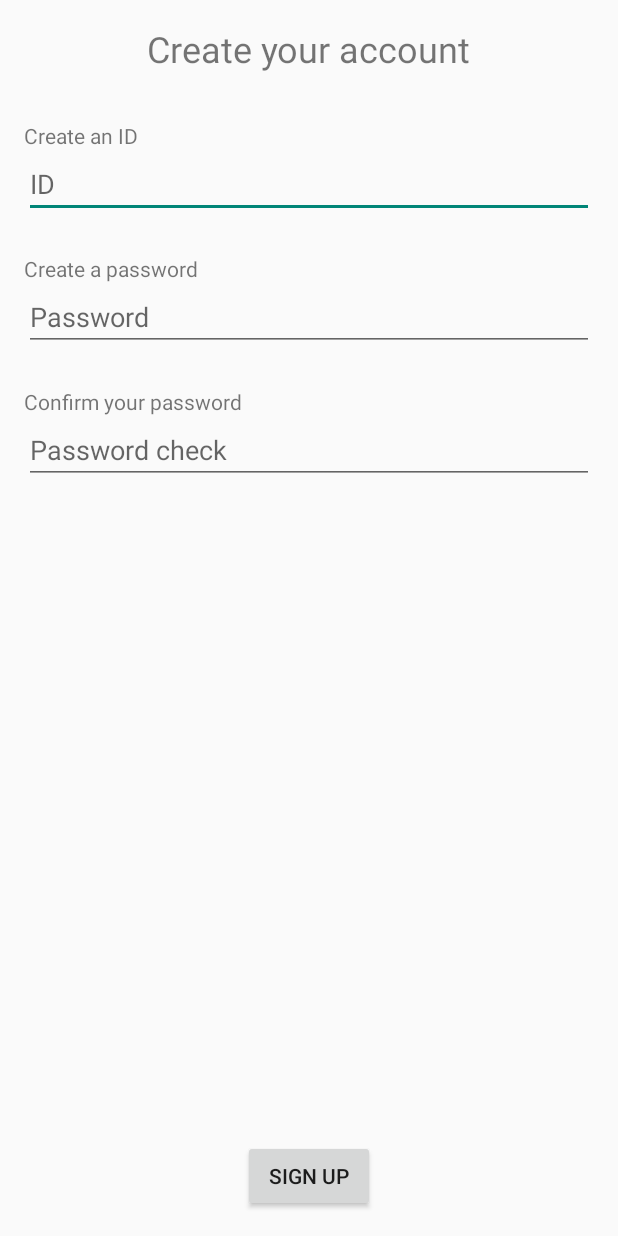
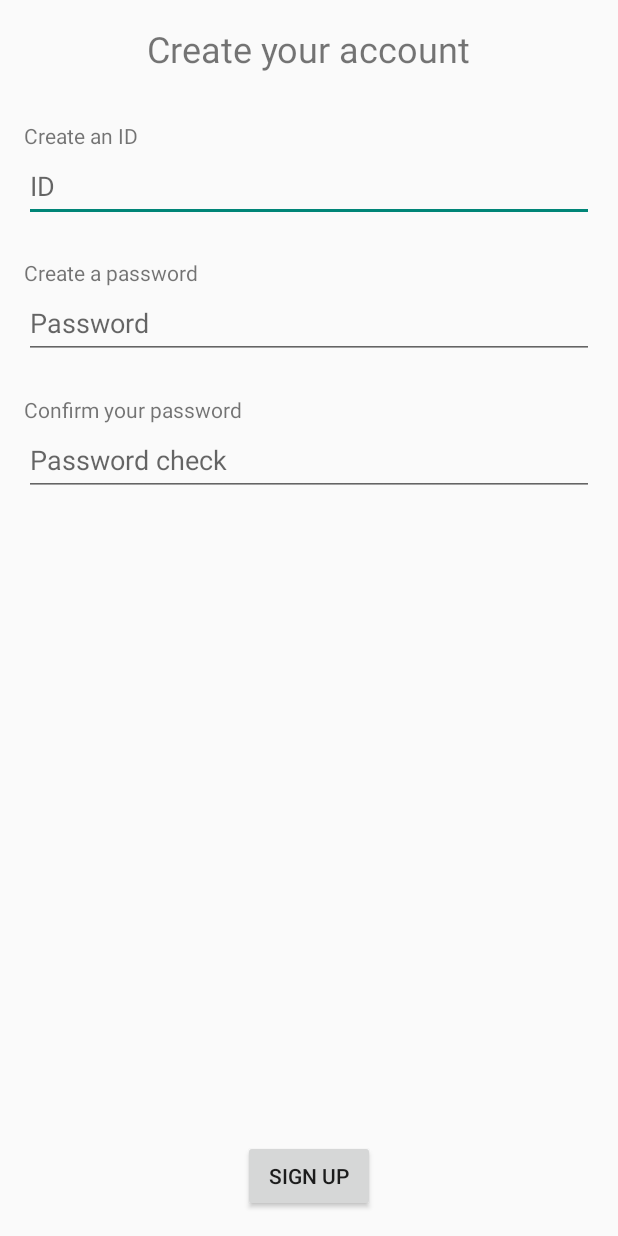
Before and after one commit to HyunJinNo/HobbyRecommendationSystem, an Android app: the SignUpActivity screen opened directly, with no data from a screen before it, on a phone screen of 412 x 824 dp. Run offline under Robolectric (Android 15) with nearby library versions, the phone set to English and light mode, and no system bars.

Commit message:
클라우드 파이어스토어 라이브러리에 대한 종속성 추가

```diff
--- a/app/build.gradle
+++ b/app/build.gradle
@@ -47,11 +47,14 @@ dependencies {
     androidTestImplementation 'androidx.test.ext:junit:1.1.3'
     androidTestImplementation 'androidx.test.espresso:espresso-core:3.4.0'
 
-    // Import the Firebase BoM
+    // Import the Firebase BoM for the Firebase platform
     implementation platform('com.google.firebase:firebase-bom:31.0.2')
 
     // TODO: Add the dependencies for Firebase products you want to use
     // When using the BoM, don't specify versions in Firebase dependencies
     implementation 'com.google.firebase:firebase-analytics-ktx'
     implementation 'com.google.firebase:firebase-auth-ktx'
+
+    // Declare the dependency for the Cloud Firestore library
+    implementation 'com.google.firebase:firebase-firestore-ktx'
 }
--- a/app/src/main/res/layout/activity_main.xml
+++ b/app/src/main/res/layout/activity_main.xml
@@ -40,6 +40,7 @@
         android:ems="10"
         android:hint="Password"
         android:inputType="textPassword"
+        android:minHeight="48dp"
         app:layout_constraintEnd_toEndOf="@+id/LogInIDEditText"
         app:layout_constraintStart_toStartOf="@+id/LogInIDEditText"
         app:layout_constraintTop_toBottomOf="@+id/LogInIDEditText" />
--- a/app/src/main/res/layout/activity_sign_up.xml
+++ b/app/src/main/res/layout/activity_sign_up.xml
@@ -27,6 +27,7 @@
         android:ems="10"
         android:hint="ID"
         android:inputType="textPersonName"
+        android:minHeight="48dp"
         app:layout_constraintEnd_toEndOf="parent"
         app:layout_constraintStart_toStartOf="parent"
         app:layout_constraintTop_toBottomOf="@+id/IDTextView" />
@@ -40,6 +41,7 @@
         android:ems="10"
         android:hint="Password"
         android:inputType="textPassword"
+        android:minHeight="48dp"
         app:layout_constraintEnd_toEndOf="parent"
         app:layout_constraintStart_toStartOf="parent"
         app:layout_constraintTop_toBottomOf="@+id/PasswordTextView" />
@@ -53,6 +55,7 @@
         android:ems="10"
         android:hint="Password check"
         android:inputType="textPassword"
+        android:minHeight="48dp"
         app:layout_constraintEnd_toEndOf="parent"
         app:layout_constraintStart_toStartOf="parent"
         app:layout_constraintTop_toBottomOf="@+id/ConfirmationTextView" />
```
